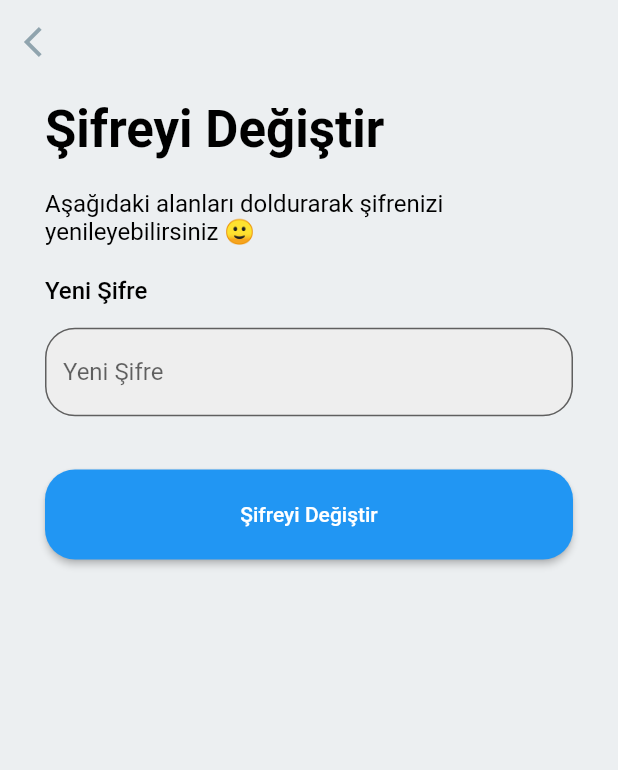
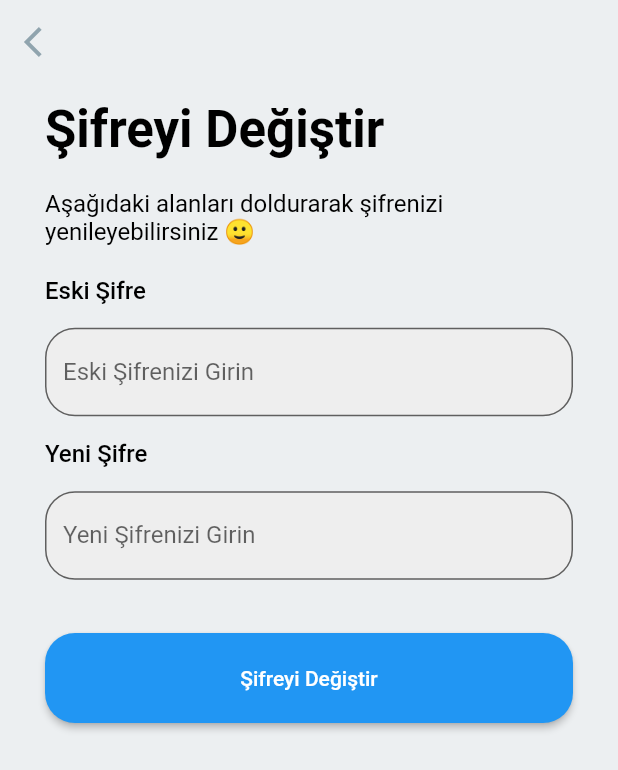
Before and after one commit to SezerKaynak/pomo2do, a Flutter app: the EditPassword screen opened directly, after a tap on "Şifreyi Değiştir", on a phone screen of 412 x 824 dp. Shown: the top 770 px of the screen. Run offline on Flutter 3.47's test engine with Material 2 defaults, Android fonts, the light colour scheme and no system bars; our stand-ins replace cloud_firestore, firebase_auth, firebase_core, firebase_storage, image_picker; missing offline and left inert: firestore_search; accounts and stored records are empty; network calls fail.

Commit message:
New password problem solved

```diff
--- a/lib/pages/edit_password.dart
+++ b/lib/pages/edit_password.dart
@@ -16,10 +16,13 @@ class _EditPasswordState extends State<EditPassword> {
   var register = "Şifreyi Değiştir";
   var subtitle =
       "Aşağıdaki alanları doldurarak şifrenizi yenileyebilirsiniz 🙂";
+  var oldPassword = "Eski Şifre";
+  var oldPasswordHint = "Eski Şifrenizi Girin";
   var password = "Yeni Şifre";
+  var passwordHint = "Yeni Şifrenizi Girin";
 
   final TextEditingController _passwordController = TextEditingController();
-
+  final TextEditingController _oldpasswordController = TextEditingController();
   @override
   void dispose() {
     _passwordController.dispose();
@@ -74,12 +77,29 @@ class _EditPasswordState extends State<EditPassword> {
                     fontW: FontWeight.w400,
                     textPosition: TextAlign.left),
                 ScreenTexts(
+                    title: oldPassword,
+                    theme: Theme.of(context).textTheme.subtitle1,
+                    fontW: FontWeight.w500,
+                    textPosition: TextAlign.left),
+                ScreenTextField(
+                    textLabel: oldPasswordHint,
+                    obscure: true,
+                    controller: _oldpasswordController,
+                    valid: (value) {
+                      if (value == null) {
+                        return "Please enter password";
+                      }
+                      return null;
+                    },
+                    height: 70,
+                    maxLines: 1),
+                ScreenTexts(
                     title: password,
                     theme: Theme.of(context).textTheme.subtitle1,
                     fontW: FontWeight.w500,
                     textPosition: TextAlign.left),
                 ScreenTextField(
-                    textLabel: password,
+                    textLabel: passwordHint,
                     obscure: true,
                     controller: _passwordController,
                     valid: (value) {
@@ -103,6 +123,11 @@ class _EditPasswordState extends State<EditPassword> {
                             setState(() {
                               newPassword = _passwordController.text;
                             });
+                            AuthCredential authCredential = EmailAuthProvider.credential(
+                              email: currentUser!.email ?? '',
+                              password: _oldpasswordController.text,
+                            );
+                            await currentUser?.reauthenticateWithCredential(authCredential);
                             await currentUser!.updatePassword(newPassword);
                             FirebaseAuth.instance.signOut();
                             // ignore: use_build_context_synchronously
```
